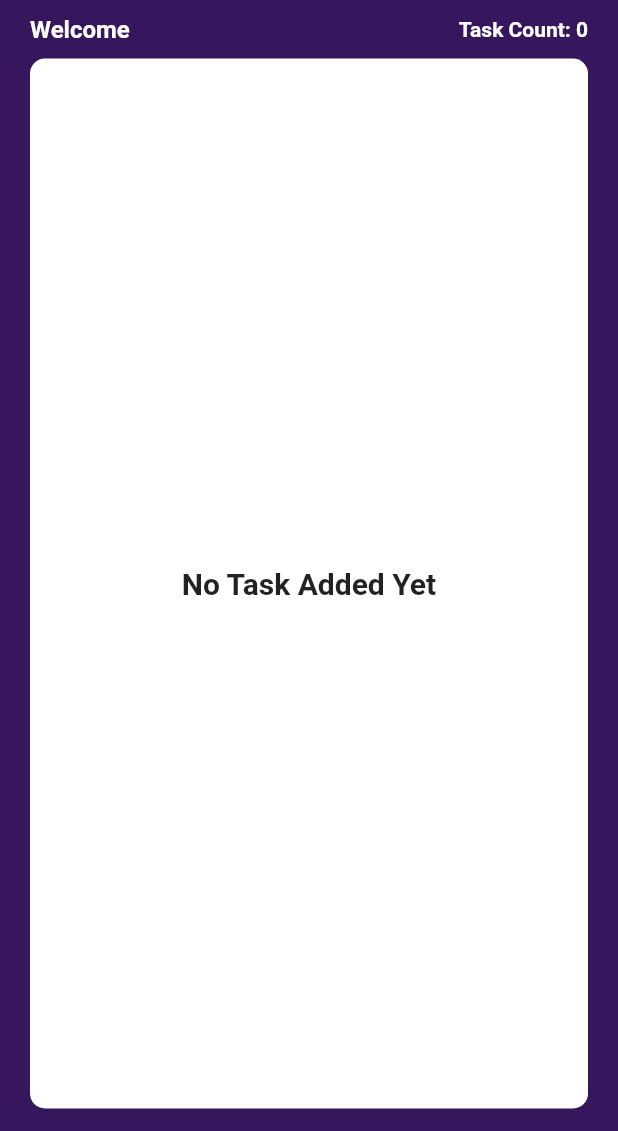
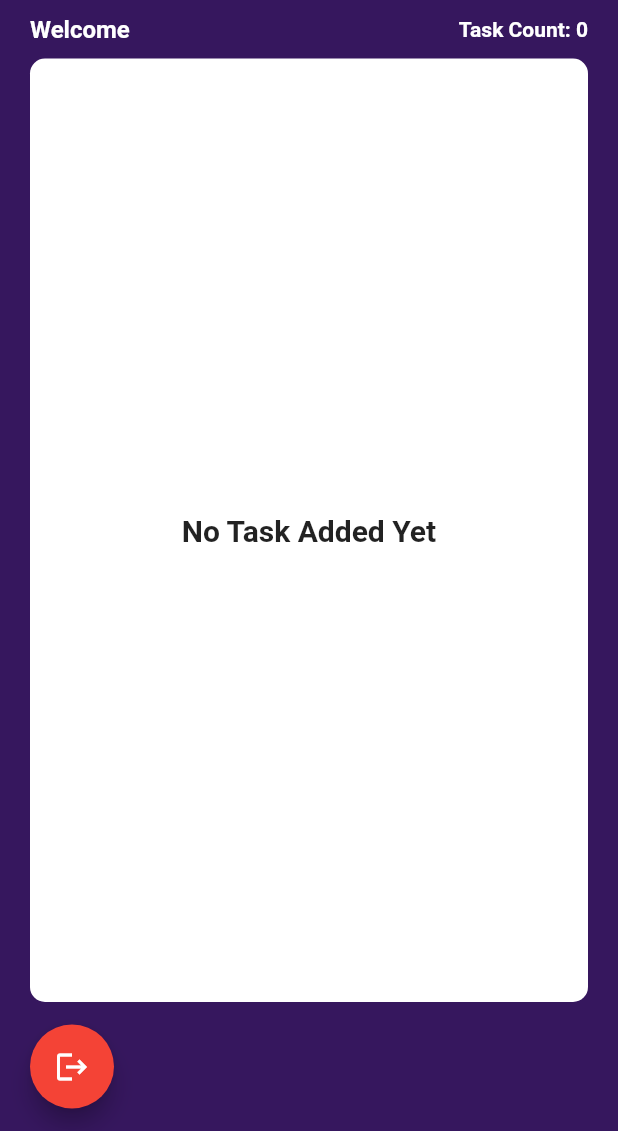
Before and after one commit to margallostephen/TodoListMobileApp, a Flutter app: the Home screen opened directly with empty values, on a phone screen of 412 x 824 dp, the part 105-1236 px from its top. Run offline on Flutter 3.47's test engine with Material 2 defaults, Android fonts, the phone set to English and light mode, and no system bars; our stand-ins replace hive, hive_flutter; accounts and stored records are empty.

Commit message:
Add logout button

```diff
--- a/lib/screens/home.dart
+++ b/lib/screens/home.dart
@@ -241,6 +241,31 @@ class _HomeState extends State<Home> {
                       ),
               ),
             ),
+            Row(
+              children: [
+                Expanded(
+                  child: Align(
+                    alignment: Alignment.bottomLeft,
+                    child: Container(
+                      margin: const EdgeInsets.only(
+                        bottom: 15,
+                      ),
+                      child: FloatingActionButton(
+                        heroTag: 'logout',
+                        backgroundColor: Colors.red,
+                        onPressed: () {
+                          Navigator.pop(context);
+                        },
+                        child: const Icon(
+                          Icons.logout,
+                          color: Colors.white,
+                        ),
+                      ),
+                    ),
+                  ),
+                ),
+              ],
+            ),
           ],
         ),
       ),
```
